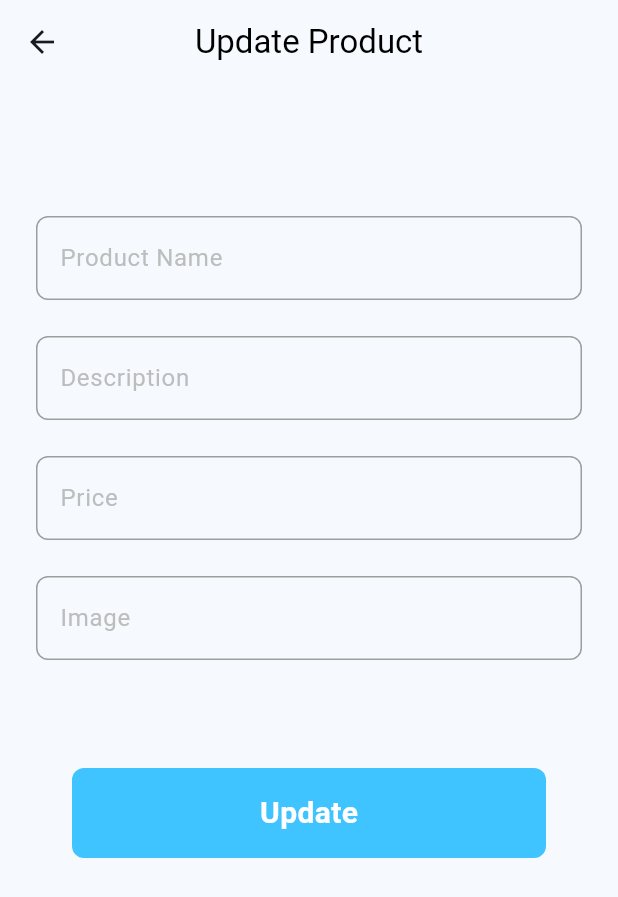
After one commit to mo3tazJ/flutter_store_app, a Flutter app: the UpdateProductPage screen opened by its route, on a phone screen of 412 x 824 dp. The commit adds this screen. Shown: the top 897 px of the screen. Run offline on Flutter 3.47's test engine with Material 3 defaults, Android fonts, the phone set to English and light mode, and no system bars; our stand-ins replace font_awesome_flutter; network calls fail.

Commit message:
update product page added

```diff
--- a/lib/main.dart
+++ b/lib/main.dart
@@ -1,6 +1,7 @@
 import 'package:flutter/material.dart';
 import 'package:store/screens/home_page.dart';
 import 'package:store/screens/my_home_page.dart';
+import 'package:store/screens/update_product_page.dart';
 // import 'dart:developer';
 // import 'package:http/http.dart' as http;
 
@@ -23,6 +24,7 @@ class StoreApp extends StatelessWidget {
       ),
       routes: {
         HomePage.id: (context) => HomePage(),
+        UpdateProductPage.id: (context) => UpdateProductPage(),
         MyHomePage.id: (context) => MyHomePage(
               title: 'MyHomePage',
             ),
--- /dev/null
+++ b/lib/screens/update_product_page.dart
@@ -0,0 +1,80 @@
+import 'package:flutter/material.dart';
+import 'package:store/widgets/custom_bautton.dart';
+import 'package:store/widgets/custom_text_field.dart';
+
+class UpdateProductPage extends StatelessWidget {
+  UpdateProductPage({super.key});
+  static String id = "update product";
+  String? productName, desc, image;
+  double? price;
+
+  @override
+  Widget build(BuildContext context) {
+    return Scaffold(
+      appBar: AppBar(
+        centerTitle: true,
+        title: Text(
+          "Update Product",
+          style: TextStyle(
+            color: Colors.black,
+          ),
+        ),
+      ),
+      body: Padding(
+        padding: const EdgeInsets.all(16),
+        child: SingleChildScrollView(
+          child: Column(
+            mainAxisAlignment: MainAxisAlignment.center,
+            children: [
+              const SizedBox(
+                height: 64,
+              ),
+              CustomTextField(
+                hintText: "Product Name",
+                onChanged: (data) {
+                  productName = data;
+                },
+              ),
+              const SizedBox(
+                height: 8,
+              ),
+              CustomTextField(
+                hintText: "Description",
+                onChanged: (data) {
+                  desc = data;
+                },
+              ),
+              const SizedBox(
+                height: 8,
+              ),
+              CustomTextField(
+                hintText: "Price",
+                inputType: const TextInputType.numberWithOptions(),
+                onChanged: (data) {
+                  price = double.parse(data);
+                },
+              ),
+              const SizedBox(
+                height: 8,
+              ),
+              CustomTextField(
+                hintText: "Image",
+                onChanged: (data) {
+                  image = data;
+                },
+              ),
+              const SizedBox(
+                height: 64,
+              ),
+              CustomButon(
+                text: "Update",
+                bgColor: Colors.lightBlueAccent,
+                textColor: Colors.white,
+              ),
+            ],
+          ),
+        ),
+      ),
+    );
+  }
+}
--- /dev/null
+++ b/lib/widgets/custom_bautton.dart
@@ -0,0 +1,38 @@
+import 'package:flutter/material.dart';
+
+class CustomButon extends StatelessWidget {
+  CustomButon(
+      {this.onTap,
+      required this.text,
+      required this.textColor,
+      required this.bgColor});
+  VoidCallback? onTap;
+  String text;
+  Color textColor;
+  Color bgColor;
+  @override
+  Widget build(BuildContext context) {
+    return GestureDetector(
+      onTap: onTap,
+      child: Container(
+        margin: EdgeInsets.symmetric(horizontal: 32),
+        decoration: BoxDecoration(
+          color: bgColor,
+          borderRadius: BorderRadius.circular(8),
+        ),
+        width: double.infinity,
+        height: 60,
+        child: Center(
+          child: Text(
+            text,
+            style: TextStyle(
+              color: textColor,
+              fontSize: 20,
+              fontWeight: FontWeight.bold,
+            ),
+          ),
+        ),
+      ),
+    );
+  }
+}
--- a/lib/widgets/custom_card.dart
+++ b/lib/widgets/custom_card.dart
@@ -1,5 +1,6 @@
 import 'package:flutter/material.dart';
 import 'package:store/models/product_model.dart';
+import 'package:store/screens/update_product_page.dart';
 
 class CustomCard extends StatelessWidget {
   CustomCard({super.key, required this.product});
@@ -7,7 +8,11 @@ class CustomCard extends StatelessWidget {
 
   @override
   Widget build(BuildContext context) {
-    return Stack(
+    return GestureDetector(
+      onTap: () {
+        Navigator.pushNamed(context, UpdateProductPage.id);
+      },
+      child: Stack(
         clipBehavior: Clip.none,
         children: [
           Container(
@@ -18,7 +23,8 @@ class CustomCard extends StatelessWidget {
               elevation: 6,
               shadowColor: Colors.grey.shade200,
               child: Padding(
-              padding: const EdgeInsets.symmetric(horizontal: 16, vertical: 16),
+                padding:
+                    const EdgeInsets.symmetric(horizontal: 16, vertical: 16),
                 child: Column(
                   mainAxisAlignment: MainAxisAlignment.end,
                   crossAxisAlignment: CrossAxisAlignment.start,
@@ -63,6 +69,7 @@ class CustomCard extends StatelessWidget {
             ),
           ),
         ],
+      ),
     );
   }
 }
--- /dev/null
+++ b/lib/widgets/custom_form_text_field.dart
@@ -0,0 +1,43 @@
+import 'package:flutter/material.dart';
+
+class CustomFormTextField extends StatelessWidget {
+  CustomFormTextField(
+      {this.hintText, this.onChanged, this.obscureText = false});
+  Function(String)? onChanged;
+  String? hintText;
+
+  bool? obscureText;
+  @override
+  Widget build(BuildContext context) {
+    return Padding(
+      padding: const EdgeInsets.all(8),
+      child: TextFormField(
+        obscureText: obscureText!,
+        validator: (data) {
+          if (data!.isEmpty) {
+            return 'field is required';
+          }
+        },
+        onChanged: onChanged,
+        decoration: InputDecoration(
+          hintText: hintText,
+          hintStyle: TextStyle(
+            color: Colors.grey.shade400,
+          ),
+          enabledBorder: OutlineInputBorder(
+            borderSide: BorderSide(
+              color: Colors.grey,
+            ),
+            borderRadius: BorderRadius.circular(8),
+          ),
+          border: OutlineInputBorder(
+            borderSide: BorderSide(
+              color: Colors.black,
+            ),
+            borderRadius: BorderRadius.circular(8),
+          ),
+        ),
+      ),
+    );
+  }
+}
--- /dev/null
+++ b/lib/widgets/custom_text_field.dart
@@ -0,0 +1,42 @@
+import 'package:flutter/material.dart';
+
+class CustomTextField extends StatelessWidget {
+  CustomTextField(
+      {this.hintText,
+      this.onChanged,
+      this.inputType,
+      this.obscureText = false});
+  Function(String)? onChanged;
+  String? hintText;
+  TextInputType? inputType;
+  bool? obscureText;
+  @override
+  Widget build(BuildContext context) {
+    return Padding(
+      padding: const EdgeInsets.all(8),
+      child: TextField(
+        keyboardType: inputType,
+        obscureText: obscureText!,
+        onChanged: onChanged,
+        decoration: InputDecoration(
+          hintText: hintText,
+          hintStyle: TextStyle(
+            color: Colors.grey.shade400,
+          ),
+          enabledBorder: OutlineInputBorder(
+            borderSide: BorderSide(
+              color: Colors.grey,
+            ),
+            borderRadius: BorderRadius.circular(8),
+          ),
+          border: OutlineInputBorder(
+            borderSide: BorderSide(
+              color: Colors.black,
+            ),
+            borderRadius: BorderRadius.circular(8),
+          ),
+        ),
+      ),
+    );
+  }
+}
```
Lines whose indentation alone changed are shown as unchanged.
